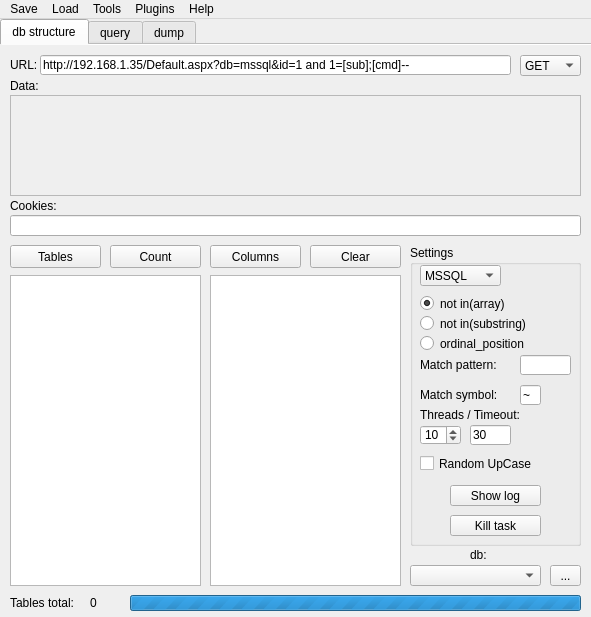
Old version of the form gui/main/form.ui in the repository kaeso/enema.
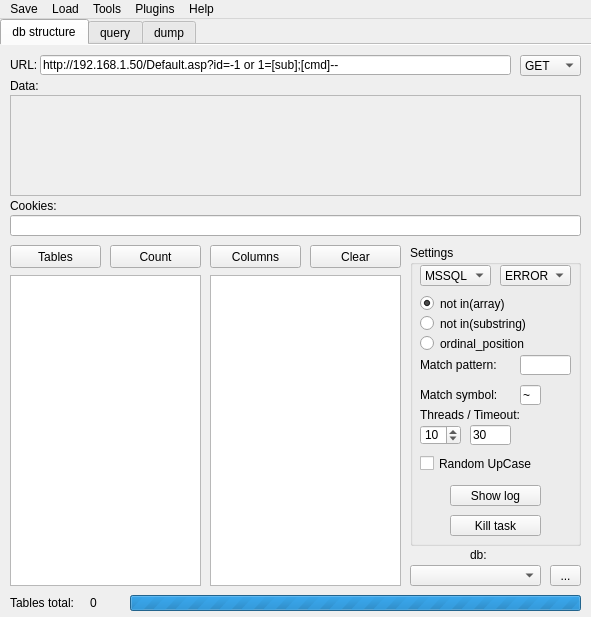
New version of the form.

What changed in the file:
```diff
--- a/gui/main/form.ui
+++ b/gui/main/form.ui
@@ -256,7 +256,7 @@
         <rect>
          <x>10</x>
          <y>20</y>
-         <width>81</width>
+         <width>71</width>
          <height>21</height>
         </rect>
        </property>
@@ -368,6 +368,29 @@
         <string>Kill task</string>
        </property>
       </widget>
+      <widget class="QComboBox" name="comboInjType">
+       <property name="geometry">
+        <rect>
+         <x>90</x>
+         <y>20</y>
+         <width>71</width>
+         <height>21</height>
+        </rect>
+       </property>
+       <property name="currentIndex">
+        <number>0</number>
+       </property>
+       <item>
+        <property name="text">
+         <string>ERROR</string>
+        </property>
+       </item>
+       <item>
+        <property name="text">
+         <string>UNION</string>
+        </property>
+       </item>
+      </widget>
      </widget>
      <widget class="QLineEdit" name="lineUrl">
       <property name="geometry">
@@ -379,7 +402,7 @@
        </rect>
       </property>
       <property name="text">
-       <string>http://192.168.1.35/Default.aspx?db=mssql&amp;id=1 and 1=[sub];[cmd]--</string>
+       <string>http://192.168.1.50/Default.asp?id=-1 or 1=[sub];[cmd]--</string>
       </property>
      </widget>
      <widget class="QLabel" name="label_4">
```
